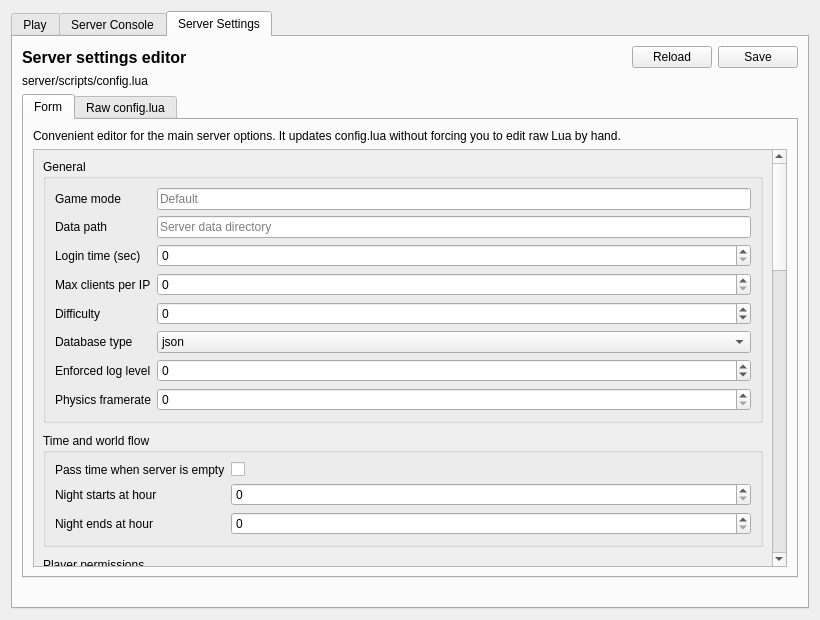
Above: files/ui/playpage.ui from MrZer0x0/TES3MP before the change. Below: the same form after it.
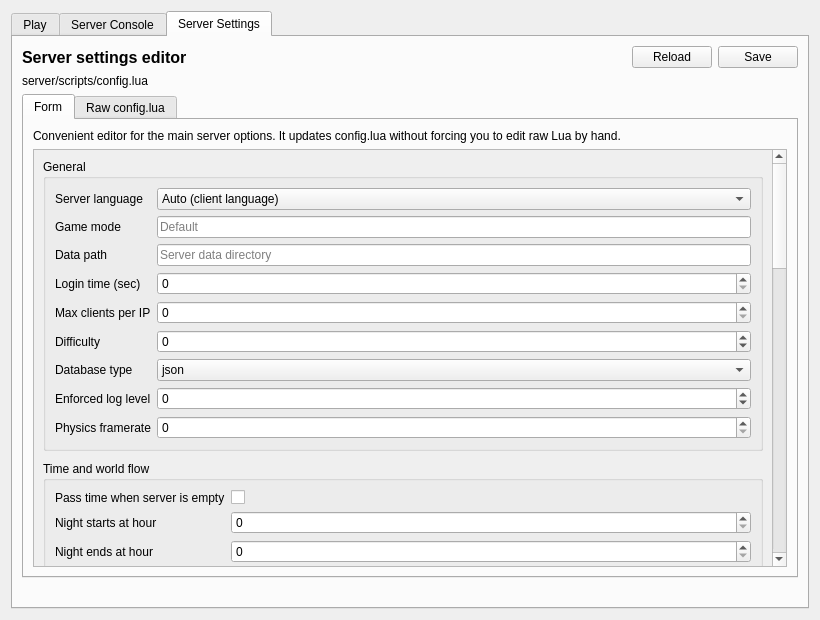
That is the form after the change. The open tabs and pages were chosen to show the change.

Diff of the .ui file:
```diff
--- a/files/ui/playpage.ui
+++ b/files/ui/playpage.ui
@@ -444,69 +444,107 @@
                  </property>
                  <layout class="QFormLayout" name="generalSettingsFormLayout">
                   <item row="0" column="0">
+                   <widget class="QLabel" name="label_serverLanguage">
+                    <property name="text">
+                     <string>Server language</string>
+                    </property>
+                   </widget>
+                  </item>
+                  <item row="0" column="1">
+                   <widget class="QComboBox" name="serverLanguageComboBox">
+                    <property name="toolTip">
+                     <string>AUTO uses each client's detected language. RU or EN forces one language for every server message.</string>
+                    </property>
+                    <item>
+                     <property name="text">
+                      <string>Auto (client language)</string>
+                     </property>
+                     <property name="userData" stdset="0">
+                      <string>AUTO</string>
+                     </property>
+                    </item>
+                    <item>
+                     <property name="text">
+                      <string>Русский</string>
+                     </property>
+                     <property name="userData" stdset="0">
+                      <string>RU</string>
+                     </property>
+                    </item>
+                    <item>
+                     <property name="text">
+                      <string>English</string>
+                     </property>
+                     <property name="userData" stdset="0">
+                      <string>EN</string>
+                     </property>
+                    </item>
+                   </widget>
+                  </item>
+                  <item row="1" column="0">
                    <widget class="QLabel" name="label_gameMode">
                     <property name="text">
                      <string>Game mode</string>
                     </property>
                    </widget>
                   </item>
-                  <item row="0" column="1">
+                  <item row="1" column="1">
                    <widget class="QLineEdit" name="gameModeEdit">
                     <property name="placeholderText">
                      <string>Default</string>
                     </property>
                    </widget>
                   </item>
-                  <item row="1" column="0">
+                  <item row="2" column="0">
                    <widget class="QLabel" name="label_dataPath">
                     <property name="text">
                      <string>Data path</string>
                     </property>
                    </widget>
                   </item>
-                  <item row="1" column="1">
+                  <item row="2" column="1">
                    <widget class="QLineEdit" name="dataPathEdit">
                     <property name="placeholderText">
                      <string>Server data directory</string>
                     </property>
                    </widget>
                   </item>
-                  <item row="2" column="0">
+                  <item row="3" column="0">
                    <widget class="QLabel" name="label_loginTime">
                     <property name="text">
                      <string>Login time (sec)</string>
                     </property>
                    </widget>
                   </item>
-                  <item row="2" column="1">
+                  <item row="3" column="1">
                    <widget class="QSpinBox" name="loginTimeSpinBox">
                     <property name="maximum">
                      <number>3600</number>
                     </property>
                    </widget>
                   </item>
-                  <item row="3" column="0">
+                  <item row="4" column="0">
                    <widget class="QLabel" name="label_maxClientsPerIP">
                     <property name="text">
                      <string>Max clients per IP</string>
                     </property>
                    </widget>
                   </item>
-                  <item row="3" column="1">
+                  <item row="4" column="1">
                    <widget class="QSpinBox" name="maxClientsPerIPSpinBox">
                     <property name="maximum">
                      <number>128</number>
                     </property>
                    </widget>
                   </item>
-                  <item row="4" column="0">
+                  <item row="5" column="0">
                    <widget class="QLabel" name="label_difficulty">
                     <property name="text">
                      <string>Difficulty</string>
                     </property>
                    </widget>
                   </item>
-                  <item row="4" column="1">
+                  <item row="5" column="1">
                    <widget class="QSpinBox" name="difficultySpinBox">
                     <property name="minimum">
                      <number>-1000</number>
@@ -516,14 +554,14 @@
                     </property>
                    </widget>
                   </item>
-                  <item row="5" column="0">
+                  <item row="6" column="0">
                    <widget class="QLabel" name="label_databaseType">
                     <property name="text">
                      <string>Database type</string>
                     </property>
                    </widget>
                   </item>
-                  <item row="5" column="1">
+                  <item row="6" column="1">
                    <widget class="QComboBox" name="databaseTypeComboBox">
                     <item>
                      <property name="text">
@@ -543,14 +581,14 @@
                     </item>
                    </widget>
                   </item>
-                  <item row="6" column="0">
+                  <item row="7" column="0">
                    <widget class="QLabel" name="label_enforcedLogLevel">
                     <property name="text">
                      <string>Enforced log level</string>
                     </property>
                    </widget>
                   </item>
-                  <item row="6" column="1">
+                  <item row="7" column="1">
                    <widget class="QSpinBox" name="enforcedLogLevelSpinBox">
                     <property name="minimum">
                      <number>-1</number>
@@ -560,14 +598,14 @@
                     </property>
                    </widget>
                   </item>
-                  <item row="7" column="0">
+                  <item row="8" column="0">
                    <widget class="QLabel" name="label_physicsFramerate">
                     <property name="text">
                      <string>Physics framerate</string>
                     </property>
                    </widget>
                   </item>
-                  <item row="7" column="1">
+                  <item row="8" column="1">
                    <widget class="QSpinBox" name="physicsFramerateSpinBox">
                     <property name="maximum">
                      <number>1000</number>
```
